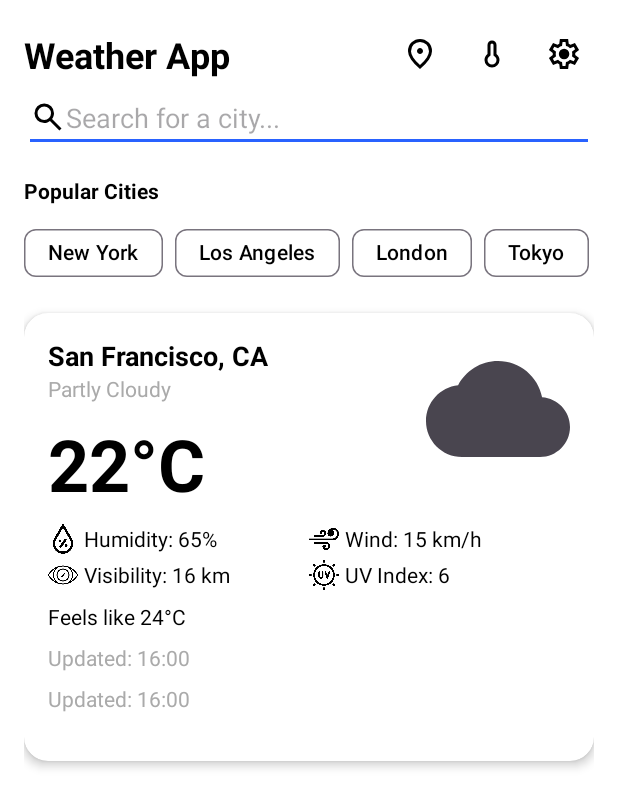
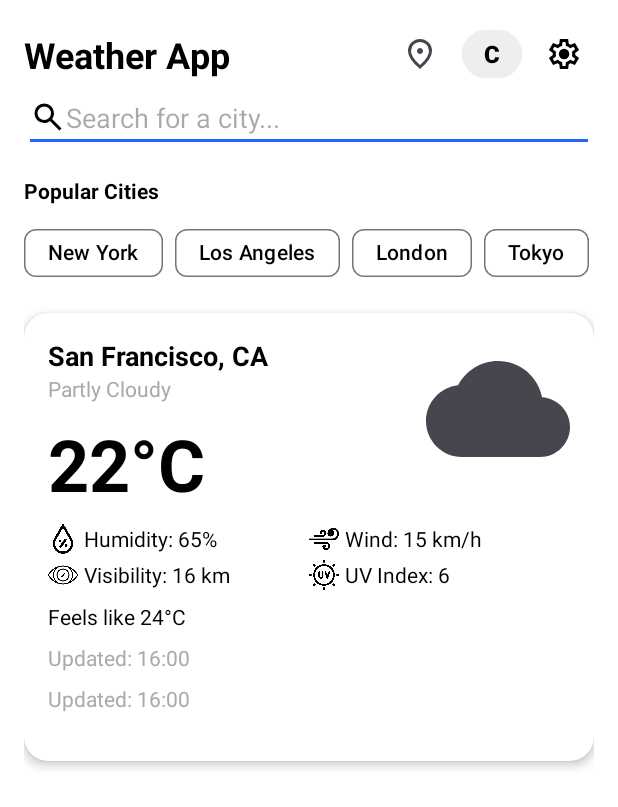
Before and after one commit to carlosaoribeiro/Tempo_WT, an Android app: the screen it shows after launch (MainActivity), on a phone screen of 412 x 824 dp. Shown: the top 807 px of the screen. Run offline under Robolectric (Android 15) with nearby library versions, the phone set to English and light mode, and no system bars; pictures from the network do not load.

Commit message:
✨ Adjust temperature toggle and location/settings icons

```diff
--- a/app/src/main/java/com/carlosribeiro/tempo_wt/data/repository/WeatherRepository.kt
+++ b/app/src/main/java/com/carlosribeiro/tempo_wt/data/repository/WeatherRepository.kt
@@ -9,21 +9,19 @@ class WeatherRepository(
     private val apiKey: String
 ) {
 
-    // Clima atual por cidade
-    suspend fun getCurrentWeather(city: String): CurrentWeatherResponse {
-        return api.getCurrentWeather(city, apiKey)
+    suspend fun getCurrentWeather(city: String, units: String): CurrentWeatherResponse {
+        return api.getCurrentWeather(city, apiKey, units)
     }
 
-    // Previsão 5 dias (3h em 3h)
-    suspend fun getForecast(city: String): ForecastResponse {
-        return api.getForecast(city, apiKey)
+    suspend fun getForecast(city: String, units: String): ForecastResponse {
+        return api.getForecast(city, apiKey, units)
     }
 
-    suspend fun getCurrentWeatherByCoords(lat: Double, lon: Double): CurrentWeatherResponse {
-        return api.getCurrentWeatherByCoordinates(lat, lon, apiKey)
+    suspend fun getCurrentWeatherByCoords(lat: Double, lon: Double, units: String): CurrentWeatherResponse {
+        return api.getCurrentWeatherByCoordinates(lat, lon, apiKey, units)
     }
 
-    suspend fun getForecastByCoords(lat: Double, lon: Double): ForecastResponse {
-        return api.getForecastByCoordinates(lat, lon, apiKey)
+    suspend fun getForecastByCoords(lat: Double, lon: Double, units: String): ForecastResponse {
+        return api.getForecastByCoordinates(lat, lon, apiKey, units)
     }
 }
--- a/app/src/main/java/com/carlosribeiro/tempo_wt/ui/viewmodel/WeatherViewModel.kt
+++ b/app/src/main/java/com/carlosribeiro/tempo_wt/ui/viewmodel/WeatherViewModel.kt
@@ -16,26 +16,36 @@ class WeatherViewModel(
     private val _forecast = MutableLiveData<Result<ForecastResponse>>()
     val forecast: LiveData<Result<ForecastResponse>> = _forecast
 
+    private var currentUnits: String = "metric" // Celsius como padrão
+
     fun loadWeatherByCoordinates(lat: Double, lon: Double) {
         viewModelScope.launch {
             _current.value = runCatching {
-                repository.getCurrentWeatherByCoords(lat, lon)
+                repository.getCurrentWeatherByCoords(lat, lon, currentUnits)
             }
             _forecast.value = runCatching {
-                repository.getForecastByCoords(lat, lon)
+                repository.getForecastByCoords(lat, lon, currentUnits)
             }
         }
     }
 
-    fun loadWeather(city: String) {
+    fun getCurrentUnits(): String {
+        return currentUnits
+    }
+
+    fun setCurrentUnits(units: String) {
+        currentUnits = units
+    }
+
+    fun loadWeather(city: String, units: String = currentUnits) {
+        currentUnits = units
         viewModelScope.launch {
             try {
-                val currentWeather = repository.getCurrentWeather(city)
+                val currentWeather = repository.getCurrentWeather(city, units)
                 _current.postValue(Result.success(currentWeather))
 
-                val forecastWeather = repository.getForecast(city)
+                val forecastWeather = repository.getForecast(city, units)
                 _forecast.postValue(Result.success(forecastWeather))
-
             } catch (e: Exception) {
                 _current.postValue(Result.failure(e))
                 _forecast.postValue(Result.failure(e))
--- a/app/src/main/res/drawable/ic_location.xml
+++ b/app/src/main/res/drawable/ic_location.xml
@@ -1,5 +1,11 @@
-<vector xmlns:android="http://schemas.android.com/apk/res/android" android:height="24dp" android:tint="#000000" android:viewportHeight="960" android:viewportWidth="960" android:width="24dp">
+<vector xmlns:android="http://schemas.android.com/apk/res/android"
+    android:width="24dp"
+    android:height="24dp"
+    android:viewportWidth="960"
+    android:viewportHeight="960"
+    android:tint="?attr/colorControlNormal"> <!-- AQUI! -->
 
-    <path android:fillColor="@android:color/white" android:pathData="M480,480Q513,480 536.5,456.5Q560,433 560,400Q560,367 536.5,343.5Q513,320 480,320Q447,320 423.5,343.5Q400,367 400,400Q400,433 423.5,456.5Q447,480 480,480ZM480,774Q602,662 661,570.5Q720,479 720,408Q720,299 650.5,229.5Q581,160 480,160Q379,160 309.5,229.5Q240,299 240,408Q240,479 299,570.5Q358,662 480,774ZM480,880Q319,743 239.5,625.5Q160,508 160,408Q160,258 256.5,169Q353,80 480,80Q607,80 703.5,169Q800,258 800,408Q800,508 720.5,625.5Q641,743 480,880ZM480,400Q480,400 480,400Q480,400 480,400Q480,400 480,400Q480,400 480,400Q480,400 480,400Q480,400 480,400Q480,400 480,400Q480,400 480,400Z"/>
-
+    <path
+        android:fillColor="@android:color/white"
+        android:pathData="M480,480Q513,480 536.5,456.5Q560,433 560,400Q560,367 536.5,343.5Q513,320 480,320Q447,320 423.5,343.5Q400,367 400,400Q400,433 423.5,456.5Q447,480 480,480ZM480,774Q602,662 661,570.5Q720,479 720,408Q720,299 650.5,229.5Q581,160 480,160Q379,160 309.5,229.5Q240,299 240,408Q240,479 299,570.5Q358,662 480,774ZM480,880Q319,743 239.5,625.5Q160,508 160,408Q160,258 256.5,169Q353,80 480,80Q607,80 703.5,169Q800,258 800,408Q800,508 720.5,625.5Q641,743 480,880ZM480,400Q480,400 480,400Q480,400 480,400Q480,400 480,400Q480,400 480,400Q480,400 480,400Q480,400 480,400Q480,400 480,400Q480,400 480,400Z" />
 </vector>
--- a/app/src/main/res/layout/activity_main.xml
+++ b/app/src/main/res/layout/activity_main.xml
@@ -14,21 +14,21 @@
         android:layout_width="0dp"
         android:layout_height="wrap_content"
         android:layout_marginBottom="16dp"
-        app:layout_constraintTop_toTopOf="parent"
+        app:layout_constraintEnd_toEndOf="parent"
         app:layout_constraintStart_toStartOf="parent"
-        app:layout_constraintEnd_toEndOf="parent">
+        app:layout_constraintTop_toTopOf="parent">
 
         <TextView
             android:id="@+id/tvTitle"
             android:layout_width="wrap_content"
             android:layout_height="wrap_content"
             android:text="Weather App"
+            android:textColor="@android:color/black"
             android:textSize="24sp"
             android:textStyle="bold"
-            android:textColor="@android:color/black"
+            app:layout_constraintBottom_toBottomOf="parent"
             app:layout_constraintStart_toStartOf="parent"
-            app:layout_constraintTop_toTopOf="parent"
-            app:layout_constraintBottom_toBottomOf="parent" />
+            app:layout_constraintTop_toTopOf="parent" />
 
         <ImageButton
             android:id="@+id/btnLocation"
@@ -38,21 +38,29 @@
             android:background="?attr/selectableItemBackgroundBorderless"
             android:contentDescription="@string/location"
             android:src="@drawable/ic_location"
+            app:layout_constraintBottom_toBottomOf="parent"
             app:layout_constraintEnd_toStartOf="@id/btnTemperatureToggle"
-            app:layout_constraintTop_toTopOf="parent"
-            app:layout_constraintBottom_toBottomOf="parent" />
+            app:layout_constraintTop_toTopOf="parent" />
 
-        <ImageButton
+        <com.google.android.material.button.MaterialButton
             android:id="@+id/btnTemperatureToggle"
             android:layout_width="40dp"
             android:layout_height="40dp"
             android:layout_marginEnd="8dp"
-            android:background="?attr/selectableItemBackgroundBorderless"
-            android:contentDescription="Toggle °C/°F"
-            android:src="@drawable/ic_temperature"
+            android:backgroundTint="@color/gray_200"
+            android:text="C"
+            android:textColor="@android:color/black"
+            android:textStyle="bold"
+            android:textSize="16sp"
+            android:gravity="center"
+            android:fontFamily="sans-serif-medium"
+            android:padding="0dp"
+            app:cornerRadius="20dp"
+            app:iconGravity="textStart"
             app:layout_constraintEnd_toStartOf="@id/btnSettings"
             app:layout_constraintTop_toTopOf="parent"
             app:layout_constraintBottom_toBottomOf="parent" />
+
 
         <ImageButton
             android:id="@+id/btnSettings"
@@ -61,9 +69,9 @@
             android:background="?attr/selectableItemBackgroundBorderless"
             android:contentDescription="Settings"
             android:src="@drawable/ic_settings"
+            app:layout_constraintBottom_toBottomOf="parent"
             app:layout_constraintEnd_toEndOf="parent"
-            app:layout_constraintTop_toTopOf="parent"
-            app:layout_constraintBottom_toBottomOf="parent" />
+            app:layout_constraintTop_toTopOf="parent" />
     </androidx.constraintlayout.widget.ConstraintLayout>
 
     <!-- 🔹 Search Field -->
@@ -71,31 +79,31 @@
         android:id="@+id/etSearch"
         android:layout_width="0dp"
         android:layout_height="wrap_content"
+        android:drawableStart="@drawable/ic_search"
         android:hint="Search for a city..."
         android:inputType="text"
-        android:drawableStart="@drawable/ic_search"
-        app:layout_constraintTop_toBottomOf="@id/headerLayout"
+        app:layout_constraintEnd_toEndOf="parent"
         app:layout_constraintStart_toStartOf="parent"
-        app:layout_constraintEnd_toEndOf="parent" />
+        app:layout_constraintTop_toBottomOf="@id/headerLayout" />
 
     <!-- 🔹 Chips -->
     <TextView
         android:id="@+id/tvPopular"
         android:layout_width="wrap_content"
         android:layout_height="wrap_content"
+        android:layout_marginTop="16dp"
         android:text="Popular Cities"
+        android:textColor="@android:color/black"
         android:textStyle="bold"
-        android:textColor="@android:color/black"
-        android:layout_marginTop="16dp"
-        app:layout_constraintTop_toBottomOf="@id/etSearch"
-        app:layout_constraintStart_toStartOf="parent" />
+        app:layout_constraintStart_toStartOf="parent"
+        app:layout_constraintTop_toBottomOf="@id/etSearch" />
 
     <HorizontalScrollView
         android:layout_width="match_parent"
         android:layout_height="wrap_content"
-        android:scrollbars="none"
         android:clipToPadding="false"
         android:paddingEnd="16dp"
+        android:scrollbars="none"
         tools:ignore="MissingConstraints" />
 
 
@@ -103,29 +111,29 @@
         android:id="@+id/chipGroupCities"
         android:layout_width="0dp"
         android:layout_height="wrap_content"
-        app:singleSelection="true"
+        android:layout_marginTop="8dp"
         app:chipSpacingHorizontal="8dp"
+        app:layout_constraintEnd_toEndOf="parent"
+        app:layout_constraintStart_toStartOf="parent"
+        app:layout_constraintTop_toBottomOf="@id/tvPopular"
         app:singleLine="true"
-        android:layout_marginTop="8dp"
-        app:layout_constraintTop_toBottomOf="@id/tvPopular"
-        app:layout_constraintStart_toStartOf="parent"
-        app:layout_constraintEnd_toEndOf="parent">
+        app:singleSelection="true">
 
         <com.google.android.material.chip.Chip
             android:id="@+id/chipNewYork"
             style="@style/Widget.Material3.Chip.Assist"
             android:layout_width="wrap_content"
             android:layout_height="wrap_content"
-            app:singleLine="true"
-            android:text="New York" />
+            android:text="New York"
+            app:singleLine="true" />
 
         <com.google.android.material.chip.Chip
             android:id="@+id/chipLosAngeles"
             style="@style/Widget.Material3.Chip.Assist"
             android:layout_width="wrap_content"
             android:layout_height="wrap_content"
-            app:singleLine="true"
-            android:text="Los Angeles" />
+            android:text="Los Angeles"
+            app:singleLine="true" />
 
         <com.google.android.material.chip.Chip
             android:id="@+id/chipLondon"
@@ -139,10 +147,9 @@
             style="@style/Widget.Material3.Chip.Assist"
             android:layout_width="wrap_content"
             android:layout_height="wrap_content"
-            app:singleLine="true"
-            android:text="Tokyo" />
+            android:text="Tokyo"
+            app:singleLine="true" />
     </com.google.android.material.chip.ChipGroup>
-
 
 
     <!-- 🔹 CardView com dados do clima -->
@@ -153,17 +160,17 @@
         android:layout_marginTop="16dp"
         app:cardCornerRadius="16dp"
         app:cardElevation="4dp"
-        app:layout_constraintTop_toBottomOf="@id/chipGroupCities"
+        app:layout_constraintEnd_toEndOf="parent"
         app:layout_constraintStart_toStartOf="parent"
-        app:layout_constraintEnd_toEndOf="parent">
+        app:layout_constraintTop_toBottomOf="@id/chipGroupCities">
 
         <ImageView
             android:id="@+id/ivIcon"
             android:layout_width="96dp"
             android:layout_height="96dp"
+            android:layout_gravity="end"
             android:layout_marginTop="16dp"
             android:layout_marginEnd="16dp"
-            android:layout_gravity="end"
             android:src="@drawable/ic_weather_placeholder" />
 
         <LinearLayout
@@ -177,9 +184,9 @@
                 android:layout_width="wrap_content"
                 android:layout_height="wrap_content"
                 android:text="San Francisco, CA"
-                android:textStyle="bold"
+                android:textColor="@android:color/black"
                 android:textSize="18sp"
-                android:textColor="@android:color/black" />
+                android:textStyle="bold" />
 
             <TextView
                 android:id="@+id/tvDesc"
@@ -192,32 +199,33 @@
                 android:id="@+id/tvTemp"
                 android:layout_width="wrap_content"
                 android:layout_height="wrap_content"
+                android:layout_marginTop="8dp"
                 android:text="22°C"
+                android:textColor="@android:color/black"
                 android:textSize="48sp"
-                android:textColor="@android:color/black"
-                android:textStyle="bold"
-                android:layout_marginTop="8dp" />
+                android:textStyle="bold" />
 
             <!-- 🔸 Linha 1 -->
             <LinearLayout
                 android:layout_width="match_parent"
                 android:layout_height="wrap_content"
-                android:orientation="horizontal"
                 android:layout_marginTop="8dp"
-                android:gravity="center">
+                android:gravity="center"
+                android:orientation="horizontal">
 
                 <LinearLayout
                     android:layout_width="0dp"
                     android:layout_height="wrap_content"
                     android:layout_weight="1"
-                    android:orientation="horizontal"
-                    android:gravity="center_vertical">
+                    android:gravity="center_vertical"
+                    android:orientation="horizontal">
 
                     <ImageView
                         android:layout_width="20dp"
                         android:layout_height="20dp"
-                        android:src="@drawable/ic_humidity"
-                        android:layout_marginEnd="4dp"/>
+                        android:layout_marginEnd="4dp"
+                        android:src="@drawable/ic_humidity" />
+
                     <TextView
                         android:id="@+id/tvHumidity"
                         android:layout_width="wrap_content"
@@ -230,14 +238,15 @@
                     android:layout_width="0dp"
                     android:layout_height="wrap_content"
                     android:layout_weight="1"
-                    android:orientation="horizontal"
-                    android:gravity="center_vertical">
+                    android:gravity="center_vertical"
+                    android:orientation="horizontal">
 
                     <ImageView
                         android:layout_width="20dp"
                         android:layout_height="20dp"
-                        android:src="@drawable/ic_wind"
-                        android:layout_marginEnd="4dp"/>
+                        android:layout_marginEnd="4dp"
+                        android:src="@drawable/ic_wind" />
+
                     <TextView
                         android:id="@+id/tvWind"
                         android:layout_width="wrap_content"
@@ -251,22 +260,23 @@
             <LinearLayout
                 android:layout_width="match_parent"
                 android:layout_height="wrap_content"
-                android:orientation="horizontal"
                 android:layout_marginTop="4dp"
-                android:gravity="center">
+                android:gravity="center"
+                android:orientation="horizontal">
 
                 <LinearLayout
                     android:layout_width="0dp"
                     android:layout_height="wrap_content"
                     android:layout_weight="1"
-                    android:orientation="horizontal"
-                    android:gravity="center_vertical">
+                    android:gravity="center_vertical"
+                    android:orientation="horizontal">
 
                     <ImageView
                         android:layout_width="20dp"
                         android:layout_height="20dp"
-                        android:src="@drawable/ic_visibility"
-                        android:layout_marginEnd="4dp"/>
+                        android:layout_marginEnd="4dp"
+                        android:src="@drawable/ic_visibility" />
+
                     <TextView
                         android:id="@+id/tvVisibility"
                         android:layout_width="wrap_content"
@@ -279,14 +289,15 @@
                     android:layout_width="0dp"
                     android:layout_height="wrap_content"
                     android:layout_weight="1"
-                    android:orientation="horizontal"
-                    android:gravity="center_vertical">
+                    android:gravity="center_vertical"
+                    android:orientation="horizontal">
 
                     <ImageView
                         android:layout_width="20dp"
                         android:layout_height="20dp"
-                        android:src="@drawable/ic_uv"
-                        android:layout_marginEnd="4dp"/>
+                        android:layout_marginEnd="4dp"
+                        android:src="@drawable/ic_uv" />
+
                     <TextView
                         android:id="@+id/tvUvIndex"
                         android:layout_width="wrap_content"
@@ -301,26 +312,26 @@
                 android:id="@+id/tvFeelsLike"
                 android:layout_width="wrap_content"
                 android:layout_height="wrap_content"
+                android:layout_marginTop="8dp"
                 android:text="Feels like 24°C"
-                android:textColor="@android:color/black"
-                android:layout_marginTop="8dp" />
+                android:textColor="@android:color/black" />
 
             <!-- 🔸 Atualização -->
             <TextView
                 android:id="@+id/tvUpdated"
                 android:layout_width="wrap_content"
                 android:layout_height="wrap_content"
+                android:layout_marginTop="8dp"
                 android:text="Updated: 16:00"
-                android:textColor="@android:color/darker_gray"
-                android:layout_marginTop="8dp" />
+                android:textColor="@android:color/darker_gray" />
 
             <TextView
                 android:id="@+id/tvTime"
                 android:layout_width="wrap_content"
                 android:layout_height="wrap_content"
+                android:layout_marginTop="8dp"
                 android:text="Updated: 16:00"
-                android:textColor="@android:color/darker_gray"
-                android:layout_marginTop="8dp" />
+                android:textColor="@android:color/darker_gray" />
 
             <!-- 🔸 Listas dentro do Card -->
 
@@ -335,9 +346,9 @@
                 android:id="@+id/rvDaily"
                 android:layout_width="match_parent"
                 android:layout_height="wrap_content"
+                android:nestedScrollingEnabled="false"
                 android:overScrollMode="never"
-                android:nestedScrollingEnabled="false"
-                tools:listitem="@layout/item_forecast"/>
+                tools:listitem="@layout/item_forecast" />
 
 
         </LinearLayout>
@@ -348,10 +359,10 @@
         android:id="@+id/progress"
         android:layout_width="wrap_content"
         android:layout_height="wrap_content"
+        android:layout_marginTop="16dp"
         android:visibility="gone"
-        android:layout_marginTop="16dp"
-        app:layout_constraintTop_toBottomOf="@id/weatherCard"
+        app:layout_constraintEnd_toEndOf="parent"
         app:layout_constraintStart_toStartOf="parent"
-        app:layout_constraintEnd_toEndOf="parent" />
+        app:layout_constraintTop_toBottomOf="@id/weatherCard" />
 
 </androidx.constraintlayout.widget.ConstraintLayout>
--- a/app/src/main/res/values/colors.xml
+++ b/app/src/main/res/values/colors.xml
@@ -19,4 +19,7 @@
     <color name="mdc_theme_primary">#2962FF</color>
     <color name="mdc_theme_onPrimary">#FFFFFF</color>
 
+    <color name="gray_200">#EEEEEE</color>
+
+
 </resources>
```
Also changed, not shown: app/src/main/java/com/carlosribeiro/tempo_wt/ui/view/MainActivity.kt (+26 -16 lines), app/src/main/res/drawable/bg_circle_button.xml (added, +10 -0 lines), app/src/main/res/drawable/ic_temperature.xml (+9 -3 lines), app/src/main/res/menu/menu_main.xml (+5 -9 lines).
